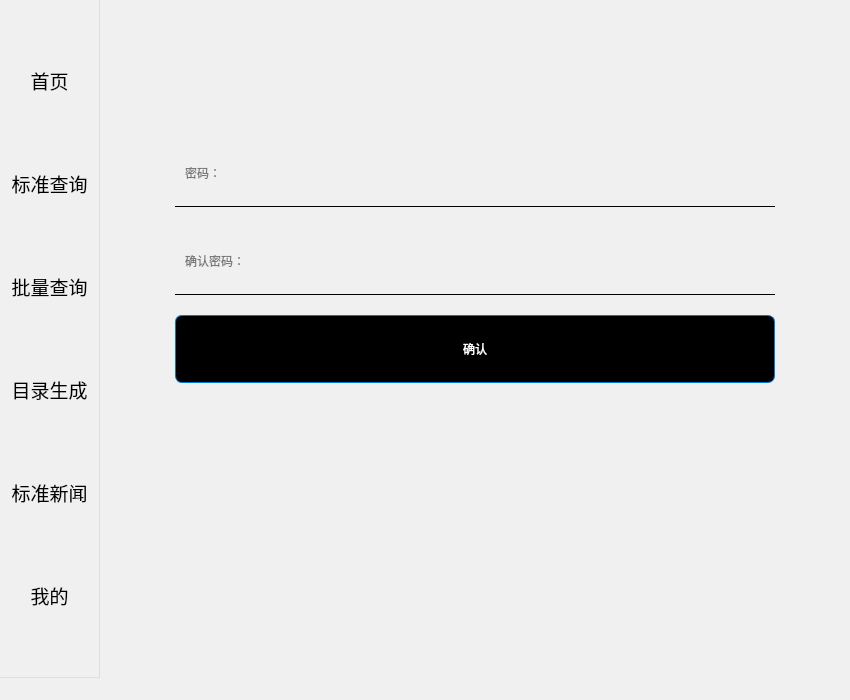
Old version of the form UI/Main.ui in the repository hyooeewee/Toolbox-of-Standard.
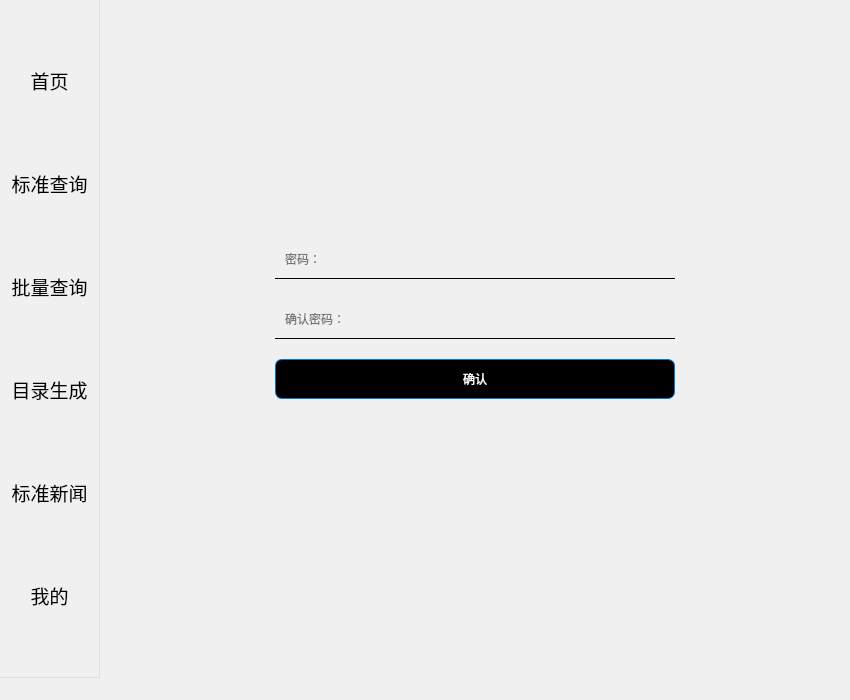
New version of the form. The open tabs and pages were chosen to show the change. Icons and pictures are not drawn.

Patch:
```diff
--- a/UI/Main.ui
+++ b/UI/Main.ui
@@ -1118,18 +1118,21 @@
 }</string>
                 </property>
                 <layout class="QHBoxLayout">
-                 <item alignment="Qt::AlignHCenter|Qt::AlignVCenter">
+                 <item>
                   <widget class="QFrame" name="frame_9">
+                   <property name="enabled">
+                    <bool>true</bool>
+                   </property>
                    <property name="minimumSize">
                     <size>
-                     <width>600</width>
-                     <height>400</height>
+                     <width>400</width>
+                     <height>200</height>
                     </size>
                    </property>
                    <property name="maximumSize">
                     <size>
-                     <width>600</width>
-                     <height>400</height>
+                     <width>400</width>
+                     <height>200</height>
                     </size>
                    </property>
                    <property name="frameShape">
```
Left out of the diff: 12 changed lines with no effect on the pictures.
